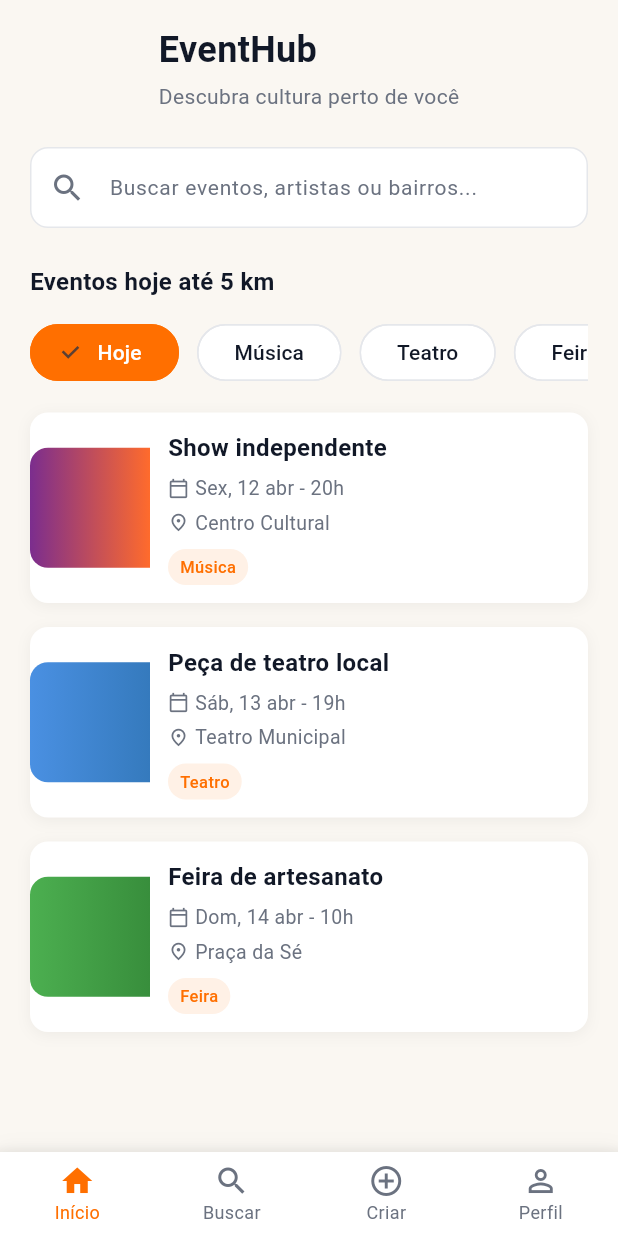
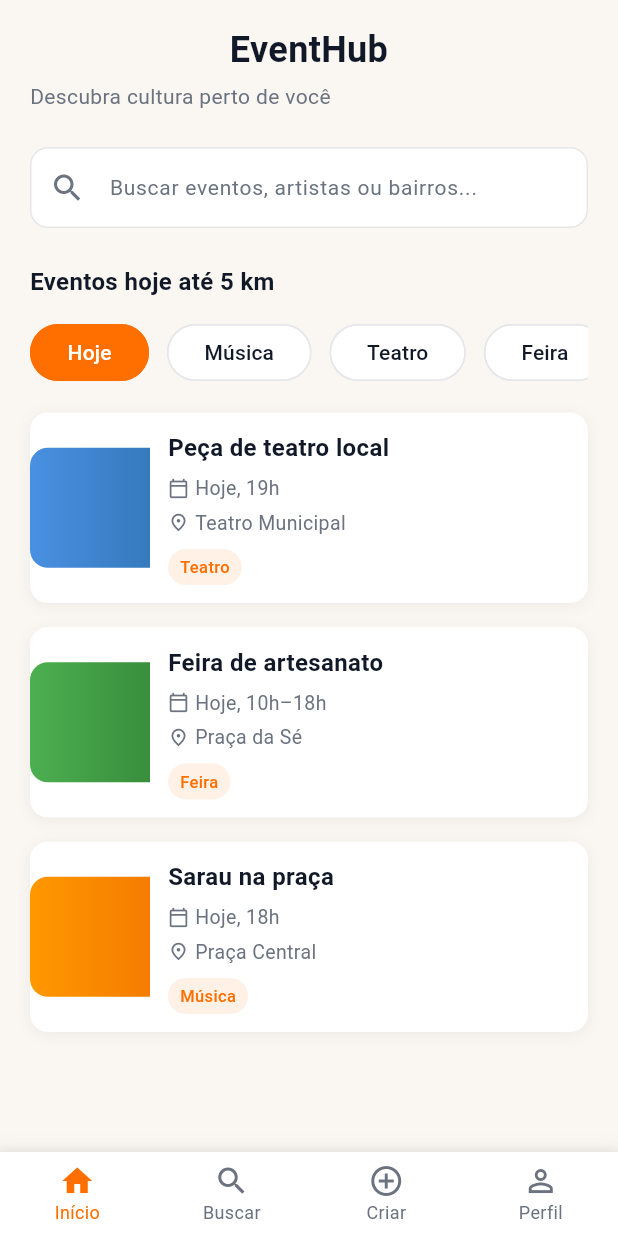
Before and after one commit to Hugo-M-R/EventHub-mobile, a Flutter app: the HomeScreen screen opened directly, on a phone screen of 412 x 824 dp. Run offline on Flutter 3.47's test engine with Material 3 defaults, Android fonts, the phone set to English and light mode, and no system bars; accounts and stored records are empty.

Commit message:
feat: Filtros

```diff
--- a/lib/models/event.dart
+++ b/lib/models/event.dart
@@ -8,6 +8,10 @@ class Event {
   final String location;
   final String category;
   final LinearGradient gradient;
+  final bool isToday;
+  final bool isFree;
+  final String? artist;
+  final String? neighborhood;
 
   Event({
     required this.title,
@@ -15,7 +19,25 @@ class Event {
     required this.location,
     required this.category,
     required this.gradient,
+    this.isToday = false,
+    this.isFree = false,
+    this.artist,
+    this.neighborhood,
   });
+
+  bool matchesQuery(String normalizedQuery) {
+    final searchable = [
+      title,
+      date,
+      location,
+      category,
+      ?artist,
+      ?neighborhood,
+    ];
+    return searchable.any(
+      (field) => field.toLowerCase().contains(normalizedQuery),
+    );
+  }
 
   static List<Event> getMockEvents() {
     return [
@@ -24,26 +46,46 @@ class Event {
         date: 'Sex, 12 abr - 20h',
         location: 'Centro Cultural',
         category: 'Música',
+        artist: 'Banda Aurora',
+        neighborhood: 'Centro',
         gradient: const LinearGradient(
           colors: [EventHubColors.purple, EventHubColors.orange],
         ),
       ),
       Event(
         title: 'Peça de teatro local',
-        date: 'Sáb, 13 abr - 19h',
+        date: 'Hoje, 19h',
         location: 'Teatro Municipal',
         category: 'Teatro',
+        artist: 'Companhia Luz',
+        neighborhood: 'Jardins',
+        isToday: true,
         gradient: const LinearGradient(
           colors: [Color(0xFF4A90E2), Color(0xFF357ABD)],
         ),
       ),
       Event(
         title: 'Feira de artesanato',
-        date: 'Dom, 14 abr - 10h',
+        date: 'Hoje, 10h–18h',
         location: 'Praça da Sé',
         category: 'Feira',
+        neighborhood: 'Sé',
+        isToday: true,
         gradient: const LinearGradient(
           colors: [Color(0xFF4CAF50), Color(0xFF388E3C)],
+        ),
+      ),
+      Event(
+        title: 'Sarau na praça',
+        date: 'Hoje, 18h',
+        location: 'Praça Central',
+        category: 'Música',
+        artist: 'Coletivo Verso',
+        neighborhood: 'Bela Vista',
+        isToday: true,
+        isFree: true,
+        gradient: const LinearGradient(
+          colors: [Color(0xFFFF9800), Color(0xFFF57C00)],
         ),
       ),
     ];
--- a/lib/screens/home_screen.dart
+++ b/lib/screens/home_screen.dart
@@ -3,7 +3,9 @@ import 'package:flutter/material.dart';
 import '../models/event.dart';
 import '../theme/eventhub_colors.dart';
 import '../widgets/bottom_nav.dart';
+import '../widgets/category_filter_bar.dart';
 import '../widgets/event_card.dart';
+import '../widgets/event_search_bar.dart';
 
 class HomeScreen extends StatefulWidget {
   const HomeScreen({super.key});
@@ -15,11 +17,34 @@ class HomeScreen extends StatefulWidget {
 class _HomeScreenState extends State<HomeScreen> {
   int _currentIndex = 0;
   final List<Event> _events = Event.getMockEvents();
-  final List<String> _categories = ['Hoje', 'Música', 'Teatro', 'Feira', 'Gratuito'];
-  int _selectedCategoryIndex = 0;
+  final TextEditingController _searchController = TextEditingController();
+
+  static const List<String> _categories = [
+    'Hoje',
+    'Música',
+    'Teatro',
+    'Feira',
+    'Gratuito',
+  ];
+
+  String _selectedCategory = _categories.first;
+  String _searchQuery = '';
+
+  List<Event> get _filteredEvents {
+    final byCategory = filterEventsByCategory(_events, _selectedCategory);
+    return filterEventsByQuery(byCategory, _searchQuery);
+  }
+
+  @override
+  void dispose() {
+    _searchController.dispose();
+    super.dispose();
+  }
 
   @override
   Widget build(BuildContext context) {
+    final filteredEvents = _filteredEvents;
+
     return Scaffold(
       backgroundColor: EventHubColors.scaffoldBg,
       body: SafeArea(
@@ -30,13 +55,27 @@ class _HomeScreenState extends State<HomeScreen> {
               child: ListView(
                 padding: const EdgeInsets.fromLTRB(20, 16, 20, 100),
                 children: [
-                  _buildSearchBar(),
+                  EventSearchBar(
+                    controller: _searchController,
+                    onChanged: (value) {
+                      setState(() => _searchQuery = value);
+                    },
+                  ),
                   const SizedBox(height: 24),
                   _buildSectionTitle('Eventos hoje até 5 km'),
                   const SizedBox(height: 16),
-                  _buildCategoryFilters(),
+                  CategoryFilterBar(
+                    categories: _categories,
+                    selectedCategory: _selectedCategory,
+                    onCategorySelected: (category) {
+                      setState(() => _selectedCategory = category);
+                    },
+                  ),
                   const SizedBox(height: 20),
-                  ..._events.map((event) => EventCard(event: event)),
+                  if (filteredEvents.isEmpty)
+                    _buildEmptyState()
+                  else
+                    ...filteredEvents.map((event) => EventCard(event: event)),
                 ],
               ),
             ),
@@ -53,12 +92,16 @@ class _HomeScreenState extends State<HomeScreen> {
       child: Column(
         crossAxisAlignment: CrossAxisAlignment.start,
         children: [
-          const Text(
+          const SizedBox(
+            width: double.infinity,
+            child: Text(
               'EventHub',
+              textAlign: TextAlign.center,
               style: TextStyle(
                 fontSize: 24,
                 fontWeight: FontWeight.bold,
                 color: EventHubColors.textPrimary,
+              ),
             ),
           ),
           const SizedBox(height: 4),
@@ -74,34 +117,6 @@ class _HomeScreenState extends State<HomeScreen> {
     );
   }
 
-  Widget _buildSearchBar() {
-    return Container(
-      decoration: BoxDecoration(
-        color: EventHubColors.cardWhite,
-        borderRadius: BorderRadius.circular(12),
-        border: Border.all(color: EventHubColors.inputBorder),
-      ),
-      child: TextField(
-        decoration: InputDecoration(
-          hintText: 'Buscar eventos, artistas ou bairros...',
-          hintStyle: TextStyle(
-            color: EventHubColors.textSecondary,
-            fontSize: 14,
-          ),
-          prefixIcon: Icon(
-            Icons.search,
-            color: EventHubColors.textSecondary,
-          ),
-          border: InputBorder.none,
-          contentPadding: const EdgeInsets.symmetric(
-            horizontal: 16,
-            vertical: 14,
-          ),
-        ),
-      ),
-    );
-  }
-
   Widget _buildSectionTitle(String title) {
     return Text(
       title,
@@ -113,40 +128,22 @@ class _HomeScreenState extends State<HomeScreen> {
     );
   }
 
-  Widget _buildCategoryFilters() {
-    return SizedBox(
-      height: 40,
-      child: ListView.builder(
-        scrollDirection: Axis.horizontal,
-        itemCount: _categories.length,
-        itemBuilder: (context, index) {
-          final isSelected = index == _selectedCategoryIndex;
+  Widget _buildEmptyState() {
+    final message = _searchQuery.trim().isNotEmpty
+        ? 'Nenhum evento encontrado para "${_searchQuery.trim()}".'
+        : 'Nenhum evento encontrado para "$_selectedCategory".';
+
     return Padding(
-            padding: EdgeInsets.only(right: index < _categories.length - 1 ? 12 : 0),
-            child: FilterChip(
-              label: Text(_categories[index]),
-              selected: isSelected,
-              onSelected: (selected) {
-                setState(() {
-                  _selectedCategoryIndex = index;
-                });
-              },
-              backgroundColor: EventHubColors.cardWhite,
-              selectedColor: EventHubColors.orangeButton,
-              labelStyle: TextStyle(
-                color: isSelected ? Colors.white : EventHubColors.textPrimary,
+      padding: const EdgeInsets.symmetric(vertical: 32),
+      child: Center(
+        child: Text(
+          message,
+          textAlign: TextAlign.center,
+          style: TextStyle(
             fontSize: 14,
-              ),
-              shape: RoundedRectangleBorder(
-                borderRadius: BorderRadius.circular(20),
-                side: BorderSide(
-                  color: isSelected ? EventHubColors.orangeButton : EventHubColors.inputBorder,
+            color: EventHubColors.textSecondary,
           ),
         ),
-              padding: const EdgeInsets.symmetric(horizontal: 16, vertical: 8),
-            ),
-          );
-        },
       ),
     );
   }
--- /dev/null
+++ b/lib/widgets/category_filter_bar.dart
@@ -0,0 +1,72 @@
+import 'package:flutter/material.dart';
+
+import '../models/event.dart';
+import '../theme/eventhub_colors.dart';
+
+/// Barra horizontal de filtros por categoria exibida na home.
+class CategoryFilterBar extends StatelessWidget {
+  const CategoryFilterBar({
+    super.key,
+    required this.categories,
+    required this.selectedCategory,
+    required this.onCategorySelected,
+  });
+
+  final List<String> categories;
+  final String selectedCategory;
+  final ValueChanged<String> onCategorySelected;
+
+  @override
+  Widget build(BuildContext context) {
+    return SizedBox(
+      height: 40,
+      child: ListView.builder(
+        scrollDirection: Axis.horizontal,
+        itemCount: categories.length,
+        itemBuilder: (context, index) {
+          final category = categories[index];
+          final isSelected = category == selectedCategory;
+
+          return Padding(
+            padding: EdgeInsets.only(
+              right: index < categories.length - 1 ? 12 : 0,
+            ),
+            child: FilterChip(
+              label: Text(category),
+              selected: isSelected,
+              onSelected: (_) => onCategorySelected(category),
+              backgroundColor: EventHubColors.cardWhite,
+              selectedColor: EventHubColors.orangeButton,
+              showCheckmark: false,
+              labelStyle: TextStyle(
+                color: isSelected ? Colors.white : EventHubColors.textPrimary,
+                fontSize: 14,
+              ),
+              shape: RoundedRectangleBorder(
+                borderRadius: BorderRadius.circular(20),
+                side: BorderSide(
+                  color: isSelected
+                      ? EventHubColors.orangeButton
+                      : EventHubColors.inputBorder,
+                ),
+              ),
+              padding: const EdgeInsets.symmetric(horizontal: 16, vertical: 8),
+            ),
+          );
+        },
+      ),
+    );
+  }
+}
+
+/// Aplica o filtro de categoria selecionado na lista de eventos.
+List<Event> filterEventsByCategory(List<Event> events, String category) {
+  switch (category) {
+    case 'Hoje':
+      return events.where((e) => e.isToday).toList();
+    case 'Gratuito':
+      return events.where((e) => e.isFree).toList();
+    default:
+      return events.where((e) => e.category == category).toList();
+  }
+}
--- /dev/null
+++ b/lib/widgets/event_search_bar.dart
@@ -0,0 +1,69 @@
+import 'package:flutter/material.dart';
+
+import '../models/event.dart';
+import '../theme/eventhub_colors.dart';
+
+/// Campo de busca da home — filtra por título, local, categoria, artista e bairro.
+class EventSearchBar extends StatelessWidget {
+  const EventSearchBar({
+    super.key,
+    required this.controller,
+    required this.onChanged,
+  });
+
+  final TextEditingController controller;
+  final ValueChanged<String> onChanged;
+
+  @override
+  Widget build(BuildContext context) {
+    return Container(
+      decoration: BoxDecoration(
+        color: EventHubColors.cardWhite,
+        borderRadius: BorderRadius.circular(12),
+        border: Border.all(color: EventHubColors.inputBorder),
+      ),
+      child: TextField(
+        controller: controller,
+        onChanged: onChanged,
+        textInputAction: TextInputAction.search,
+        decoration: InputDecoration(
+          hintText: 'Buscar eventos, artistas ou bairros...',
+          hintStyle: TextStyle(
+            color: EventHubColors.textSecondary,
+            fontSize: 14,
+          ),
+          prefixIcon: Icon(
+            Icons.search,
+            color: EventHubColors.textSecondary,
+          ),
+          suffixIcon: controller.text.isEmpty
+              ? null
+              : IconButton(
+                  icon: Icon(
+                    Icons.close,
+                    color: EventHubColors.textSecondary,
+                    size: 20,
+                  ),
+                  onPressed: () {
+                    controller.clear();
+                    onChanged('');
+                  },
+                ),
+          border: InputBorder.none,
+          contentPadding: const EdgeInsets.symmetric(
+            horizontal: 16,
+            vertical: 14,
+          ),
+        ),
+      ),
+    );
+  }
+}
+
+/// Filtra eventos pelo termo de busca (case-insensitive).
+List<Event> filterEventsByQuery(List<Event> events, String query) {
+  final normalized = query.trim().toLowerCase();
+  if (normalized.isEmpty) return events;
+
+  return events.where((event) => event.matchesQuery(normalized)).toList();
+}
```
Lines whose indentation alone changed are shown as unchanged.
